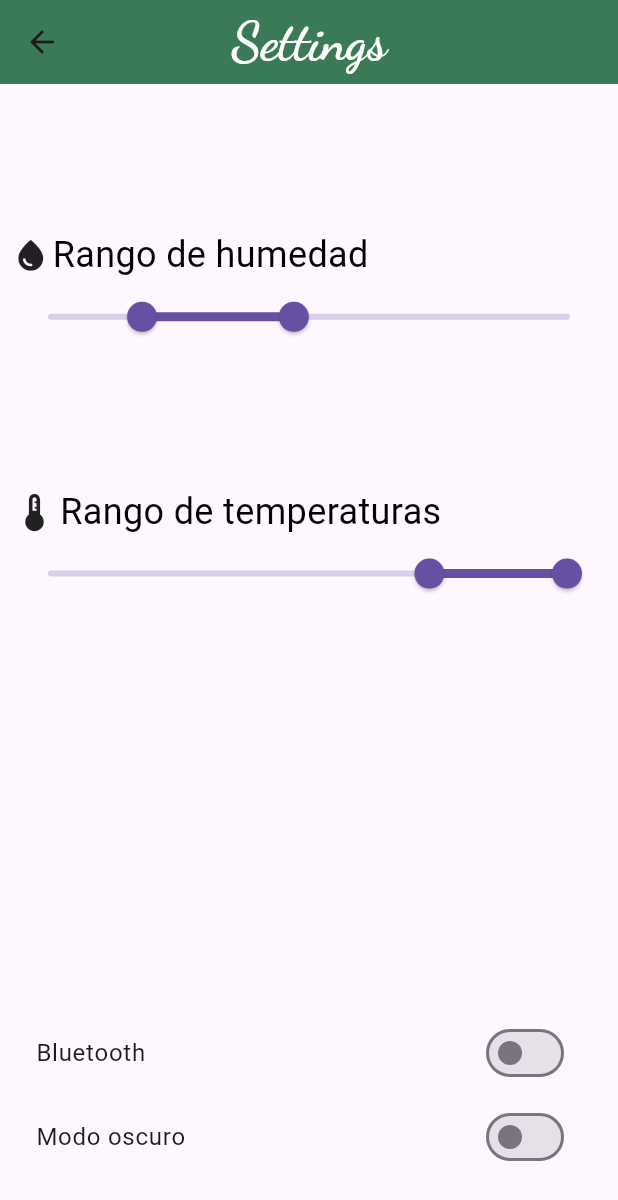
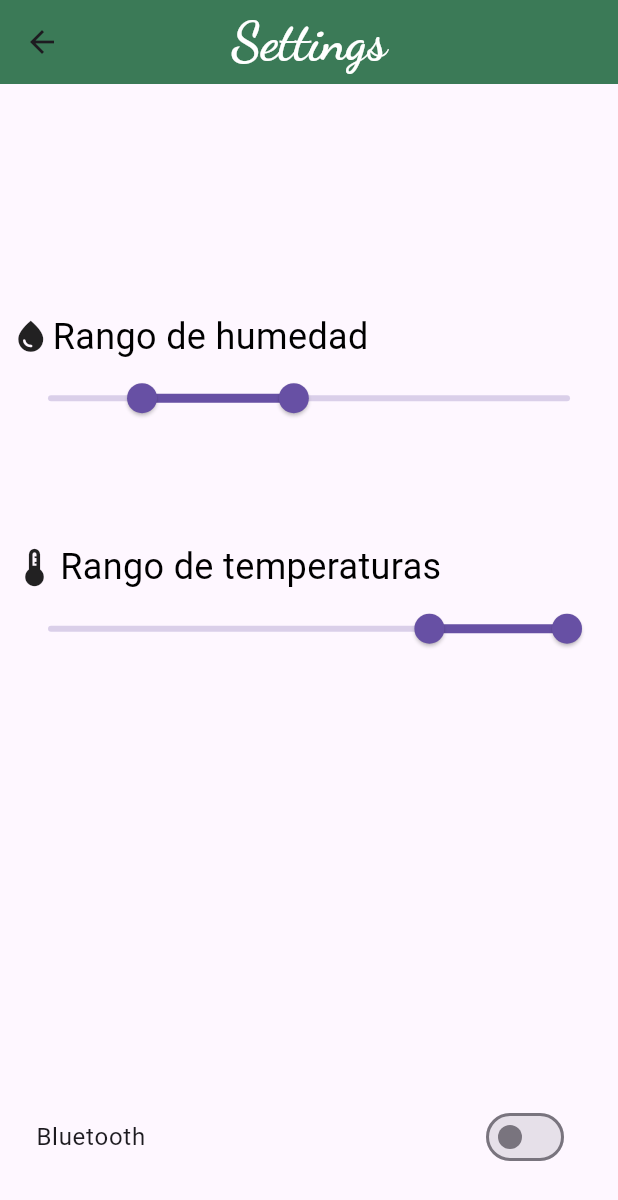
Before and after one commit to Gh0stvil/Soil_himidity_app, a Flutter app: the HomePage screen opened directly, after a tap on the "settings" icon, on a phone screen of 412 x 824 dp. Shown: the top 1200 px of the screen. Run offline on Flutter 3.47's test engine with Material 3 defaults, Android fonts, the phone set to English and light mode, and no system bars; our stand-ins replace google_fonts.

Commit message:
terminado la parte de la navegacion

```diff
--- a/lib/main.dart
+++ b/lib/main.dart
@@ -17,9 +17,7 @@ class MainApp extends StatelessWidget {
       debugShowCheckedModeBanner: false,
       home: Scaffold(
         backgroundColor: ColorMyApp.backgroundColor,
-        body: //HomePage(),
-            //Settings(),
-            Login(),
+        body: Login(),
       ),
     );
   }
--- a/lib/ui/screens/login.dart
+++ b/lib/ui/screens/login.dart
@@ -32,8 +32,8 @@ class _LoginState extends State<Login> {
                   Column(
                     spacing: 20,
                     children: [
-                      EmailBox(),
-                      PasswordBox(),
+                      //EmailBox(),
+                      // PasswordBox(),
                       SizedBox(
                         width: double.infinity,
                         height: 55,
--- a/lib/ui/screens/settings.dart
+++ b/lib/ui/screens/settings.dart
@@ -24,7 +24,7 @@ class _SettingsState extends State<Settings> {
 
         child: Column(
           children: [
-            Spacer(),
+            Spacer(flex: 2),
 
             Row(
               spacing: 2,
@@ -56,11 +56,11 @@ class _SettingsState extends State<Settings> {
 
             RangedTemp(),
 
-            Spacer(flex: 3),
+            Spacer(flex: 4),
 
             Padding(
               padding: const EdgeInsets.only(bottom: 30.0),
-              child: Column(children: [BluethootBottom(), ThemeBottom()]),
+              child: Column(children: [BluethootBottom()]),
             ),
           ],
         ),
--- a/lib/widgets/witgets_home_screen.dart
+++ b/lib/widgets/witgets_home_screen.dart
@@ -40,7 +40,7 @@ class _HumidityState extends State<Humidity> {
           Padding(
             padding: const EdgeInsets.only(top: 20),
             child: Text(
-              '60%', // Cambia el valor de la humedad aquí por uno dinámico
+              '0%', // Cambia el valor de la humedad aquí por uno dinámico
               style: TextStyles.numeros,
             ),
           ),
@@ -86,7 +86,7 @@ class _TemperaturaState extends State<Temperatura> {
           // Padding para separar el texto de la temperatura
           Padding(
             padding: const EdgeInsets.only(top: 20),
-            child: Text('60°c', style: TextStyles.numeros),
+            child: Text('0°c', style: TextStyles.numeros),
           ),
         ],
       ),
--- a/lib/widgets/witgets_settings_screen.dart
+++ b/lib/widgets/witgets_settings_screen.dart
@@ -80,57 +80,6 @@ class _RangedTempState extends State<RangedTemp> {
 /*
 ###########################################################
 #                                                         #
-#    Witget que muestra El Boton del tema del programa    #
-#                                                         #
-###########################################################
-*/
-
-class ThemeBottom extends StatefulWidget {
-  const ThemeBottom({super.key});
-
-  @override
-  State<ThemeBottom> createState() => _ThemeBottomState();
-}
-
-class _ThemeBottomState extends State<ThemeBottom> {
-  bool _isDarkMode = false; // Estado del switch
-
-  @override
-  Widget build(BuildContext context) {
-    return SwitchListTile(
-      title: Text('Modo oscuro'),
-      value: _isDarkMode,
-      onChanged: (value) {
-        setState(() {
-          _isDarkMode = value;
-        });
-        if (value) {
-          showDialog(
-            context: context,
-            builder: (_) {
-              return AlertDialog(
-                title: Text('EPA DIEGO'),
-                content: Text('ME MIERDA DIEGO'),
-                actions: [
-                  TextButton(
-                    onPressed: () {
-                      Navigator.of(context).pop();
-                    },
-                    child: Text('Aceptar'),
-                  ),
-                ],
-              );
-            },
-          );
-        }
-      },
-    );
-  }
-}
-
-/*
-###########################################################
-#                                                         #
 #       Witget que muestra El Boton del bluethoot         #
 #                                                         #
 ###########################################################
```
Also changed, not shown: lib/widgets/witgets_login_screen.dart (+6 -1 lines).
